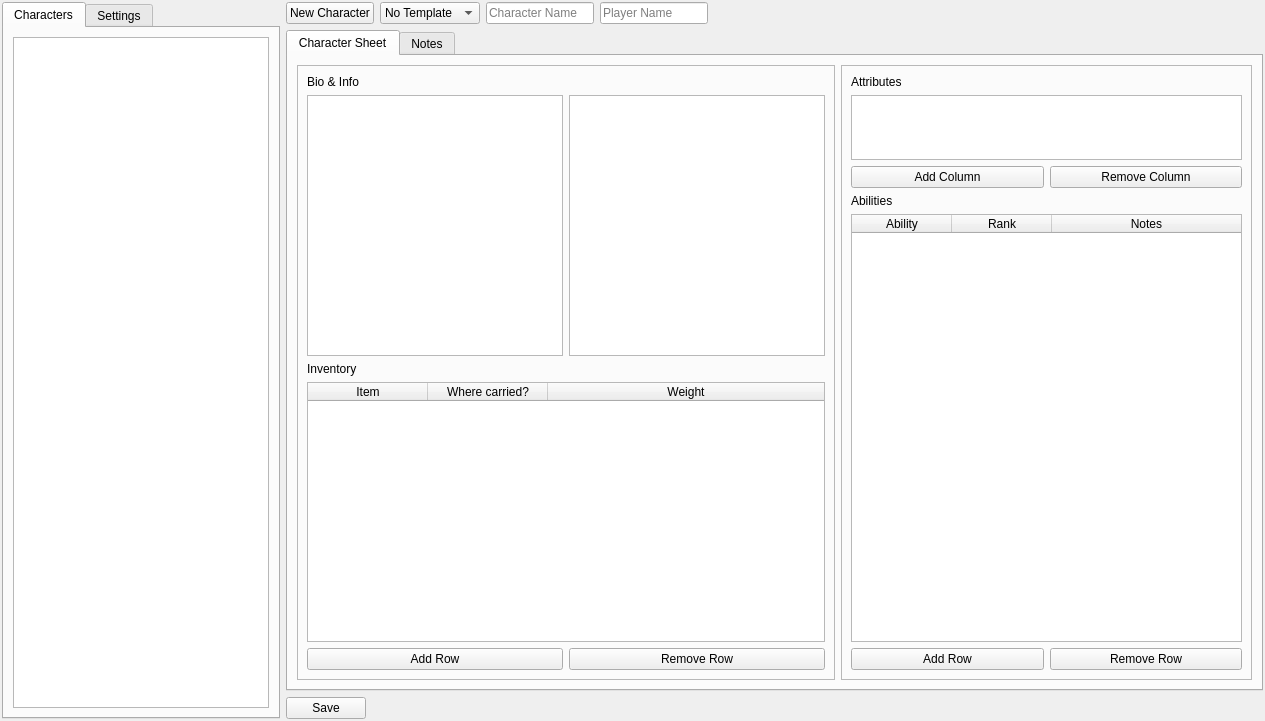
PhilInTheGaps/GM-Companion, file tools/characterviewertool.ui: the form before one commit.
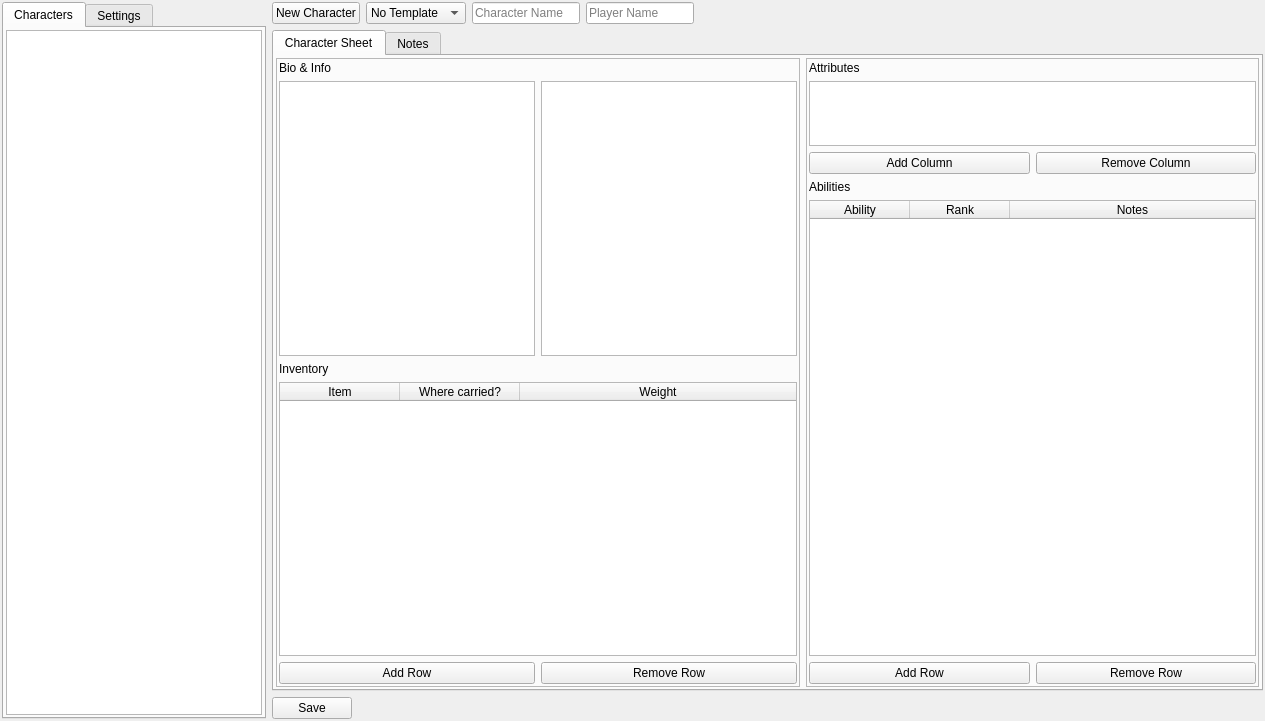
The form after the commit.

```diff
--- a/tools/characterviewertool.ui
+++ b/tools/characterviewertool.ui
@@ -50,6 +50,18 @@
          <string>Characters</string>
         </attribute>
         <layout class="QVBoxLayout" name="verticalLayout_2">
+         <property name="leftMargin">
+          <number>2</number>
+         </property>
+         <property name="topMargin">
+          <number>2</number>
+         </property>
+         <property name="rightMargin">
+          <number>2</number>
+         </property>
+         <property name="bottomMargin">
+          <number>2</number>
+         </property>
          <item>
           <widget class="QListWidget" name="listWidget_characters">
            <property name="sizePolicy">
@@ -67,6 +79,18 @@
          <string>Settings</string>
         </attribute>
         <layout class="QVBoxLayout" name="verticalLayout_4">
+         <property name="leftMargin">
+          <number>2</number>
+         </property>
+         <property name="topMargin">
+          <number>2</number>
+         </property>
+         <property name="rightMargin">
+          <number>2</number>
+         </property>
+         <property name="bottomMargin">
+          <number>2</number>
+         </property>
          <item>
           <widget class="QLabel" name="label">
            <property name="text">
@@ -195,6 +219,18 @@
          <string>Character Sheet</string>
         </attribute>
         <layout class="QHBoxLayout" name="horizontalLayout_4">
+         <property name="leftMargin">
+          <number>2</number>
+         </property>
+         <property name="topMargin">
+          <number>2</number>
+         </property>
+         <property name="rightMargin">
+          <number>2</number>
+         </property>
+         <property name="bottomMargin">
+          <number>2</number>
+         </property>
          <item>
           <widget class="QFrame" name="frame_2">
            <property name="frameShape">
@@ -204,6 +240,18 @@
             <enum>QFrame::Raised</enum>
            </property>
            <layout class="QVBoxLayout" name="verticalLayout_5">
+            <property name="leftMargin">
+             <number>2</number>
+            </property>
+            <property name="topMargin">
+             <number>2</number>
+            </property>
+            <property name="rightMargin">
+             <number>2</number>
+            </property>
+            <property name="bottomMargin">
+             <number>2</number>
+            </property>
             <item>
              <widget class="QLabel" name="label_3">
               <property name="text">
@@ -340,6 +388,18 @@
             <number>1</number>
            </property>
            <layout class="QVBoxLayout" name="verticalLayout_6">
+            <property name="leftMargin">
+             <number>2</number>
+            </property>
+            <property name="topMargin">
+             <number>2</number>
+            </property>
+            <property name="rightMargin">
+             <number>2</number>
+            </property>
+            <property name="bottomMargin">
+             <number>2</number>
+            </property>
             <item>
              <widget class="QLabel" name="label_6">
               <property name="sizePolicy">
@@ -496,6 +556,18 @@
          <string>Notes</string>
         </attribute>
         <layout class="QVBoxLayout" name="verticalLayout_7">
+         <property name="leftMargin">
+          <number>2</number>
+         </property>
+         <property name="topMargin">
+          <number>2</number>
+         </property>
+         <property name="rightMargin">
+          <number>2</number>
+         </property>
+         <property name="bottomMargin">
+          <number>2</number>
+         </property>
          <item>
           <widget class="QTextEdit" name="textEdit_notes">
            <property name="autoFormatting">
```
